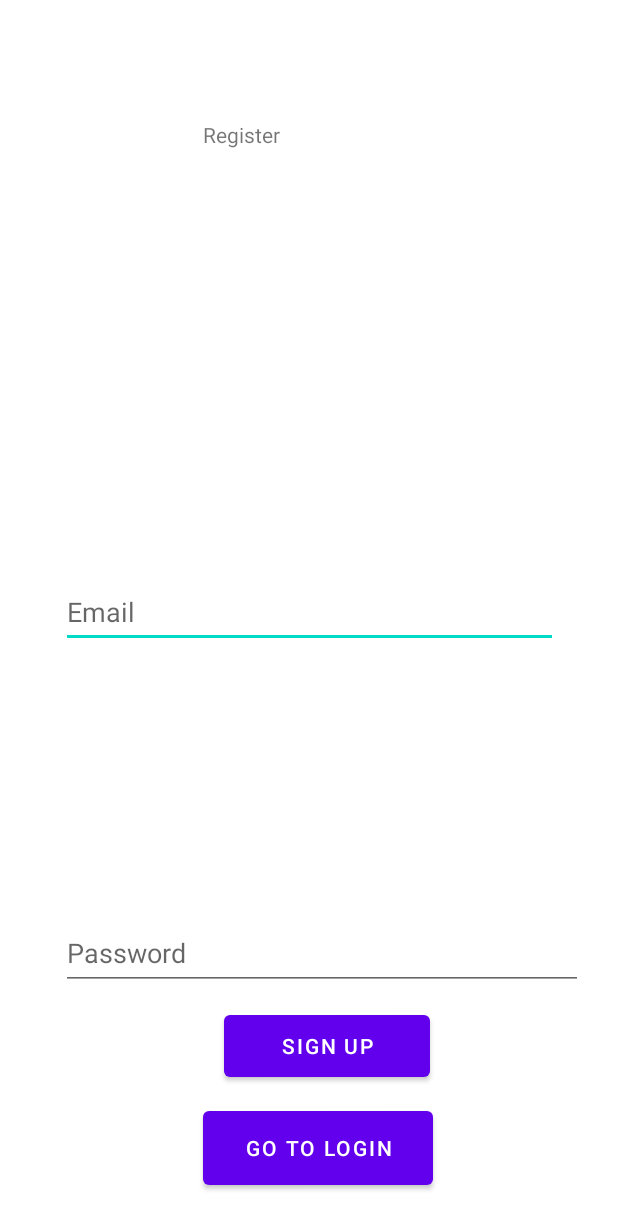
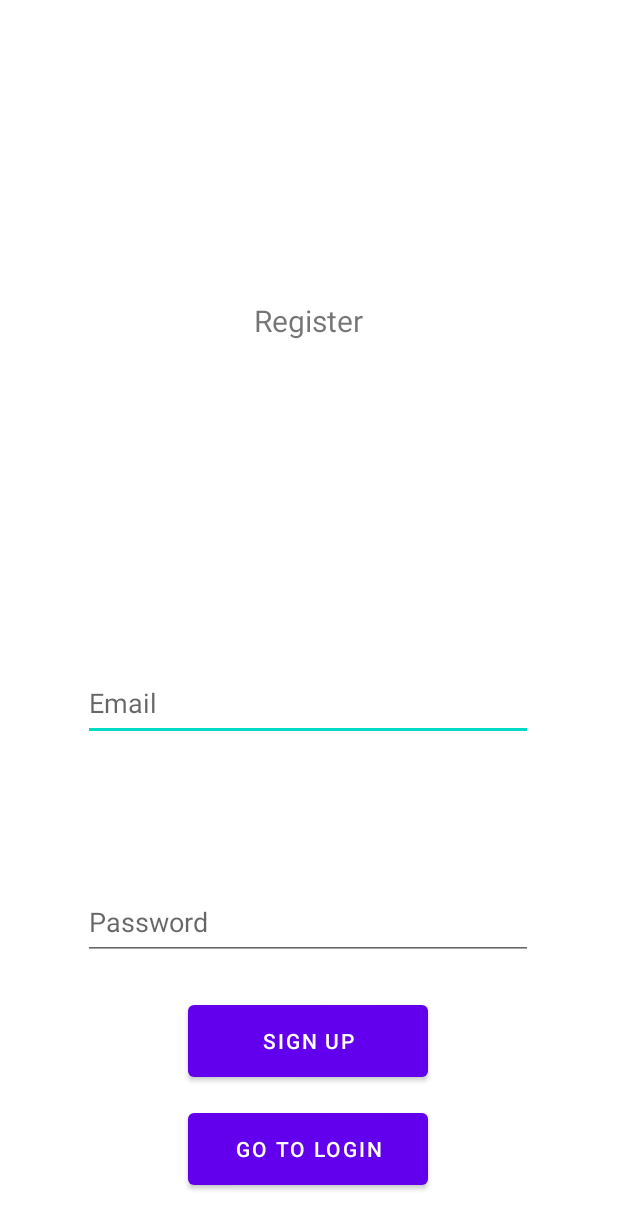
Before and after one commit to StefiMilenko/Android, an Android app: the screen it shows after launch (RegisterActivity), after a tap on "REGISTER NOW", on a phone screen of 412 x 824 dp. Shown: the top 1229 px of the screen. Run offline under Robolectric (Android 15) with nearby library versions, the phone set to English and light mode, and no system bars; our stand-ins replace Firebase (no records; nobody signed in at launch, a user with empty details on screens opened directly).

Commit message:
Manje promene

```diff
--- a/app/src/main/java/elfak/mosis/mobproj/EditFragment.kt
+++ b/app/src/main/java/elfak/mosis/mobproj/EditFragment.kt
@@ -76,7 +76,9 @@ class EditFragment : Fragment() {
         locationViewModel.latitude.observe(viewLifecycleOwner, latObserver)*/
         if (posaoViewModel.selected!=null){
             editName.setText(posaoViewModel.selected?.name)
-            editName.setText(posaoViewModel.selected?.description)
+            editDesc.setText(posaoViewModel.selected?.description)
+            editSalary.setText(posaoViewModel.selected?.salary)
+            editStars.setText(posaoViewModel.selected?.stars)
         }
         val addButton: Button = requireView().findViewById<Button>(R.id.editposao_finish_button)
         addButton.isEnabled= false
--- a/app/src/main/res/layout/activity_main.xml
+++ b/app/src/main/res/layout/activity_main.xml
@@ -29,6 +29,6 @@
         android:layout_gravity="bottom|end"
         android:layout_marginEnd="@dimen/fab_margin"
         android:layout_marginBottom="16dp"
-        app:srcCompat="@android:drawable/ic_dialog_email" />
+        app:srcCompat="@drawable/baseline_add_black_24dp" />
 
 </androidx.coordinatorlayout.widget.CoordinatorLayout>
--- a/app/src/main/res/layout/activity_register.xml
+++ b/app/src/main/res/layout/activity_register.xml
@@ -10,8 +10,10 @@
         android:id="@+id/login_text"
         android:layout_width="140dp"
         android:layout_height="49dp"
-        android:layout_marginTop="80dp"
+        android:layout_marginTop="200dp"
         android:text="Register"
+        android:textSize="20dp"
+        android:textAlignment="center"
         app:layout_constraintEnd_toEndOf="parent"
         app:layout_constraintHorizontal_bias="0.498"
         app:layout_constraintStart_toStartOf="parent"
@@ -19,45 +21,46 @@
 
     <EditText
         android:id="@+id/edit_email"
-        android:layout_width="331dp"
-        android:layout_height="48dp"
-        android:layout_marginTop="384dp"
+        android:layout_width="300dp"
+        android:layout_height="50dp"
+        android:layout_marginTop="444dp"
         android:hint="Email"
         app:layout_constraintEnd_toEndOf="parent"
+        app:layout_constraintHorizontal_bias="0.495"
         app:layout_constraintStart_toStartOf="parent"
         app:layout_constraintTop_toTopOf="parent" />
 
     <EditText
         android:id="@+id/edit_password"
-        android:layout_width="348dp"
-        android:layout_height="49dp"
-        android:layout_marginBottom="164dp"
+        android:layout_width="300dp"
+        android:layout_height="50dp"
+        android:layout_marginBottom="184dp"
         android:hint="Password"
         app:layout_constraintBottom_toBottomOf="parent"
         app:layout_constraintEnd_toEndOf="parent"
-        app:layout_constraintHorizontal_bias="0.634"
+        app:layout_constraintHorizontal_bias="0.495"
         app:layout_constraintStart_toStartOf="parent" />
 
     <Button
         android:id="@+id/register_button"
-        android:layout_width="137dp"
-        android:layout_height="53dp"
+        android:layout_width="160dp"
+        android:layout_height="60dp"
         android:layout_marginBottom="100dp"
         android:text="Sign Up"
         app:layout_constraintBottom_toBottomOf="parent"
         app:layout_constraintEnd_toEndOf="parent"
-        app:layout_constraintHorizontal_bias="0.543"
+        app:layout_constraintHorizontal_bias="0.498"
         app:layout_constraintStart_toStartOf="parent" />
 
     <Button
         android:id="@+id/gotologin_button"
-        android:layout_width="153dp"
-        android:layout_height="61dp"
+        android:layout_width="160dp"
+        android:layout_height="60dp"
         android:layout_marginBottom="28dp"
         android:text="Go to Login"
         app:layout_constraintBottom_toBottomOf="parent"
         app:layout_constraintEnd_toEndOf="parent"
-        app:layout_constraintHorizontal_bias="0.523"
+        app:layout_constraintHorizontal_bias="0.498"
         app:layout_constraintStart_toStartOf="parent" />
 
 </androidx.constraintlayout.widget.ConstraintLayout>
--- a/app/src/main/res/values/strings.xml
+++ b/app/src/main/res/values/strings.xml
@@ -9,7 +9,7 @@
     <string name="edit_fragment_label">Edit Fragment</string>
     <string name="view_fragment_label">View Fragment</string>
     <string name="map_fragment_label">Map Fragment</string>
-    <string name="next">Next</string>
+    <string name="next">Go to Map</string>
     <string name="previous">Previous</string>
 
     <string name="hello_home_fragment">Hello first fragment</string>
@@ -23,8 +23,8 @@
     <string name="action_userlist">User List</string>
     <string name="view_posao_label">Posao List</string>
     <string name="action_posaolist">Posao List</string>
-    <string name="edit_stars">Rating</string>
-    <string name="edit_salary">Salary</string>
+    <string name="edit_stars">Edit Rating:</string>
+    <string name="edit_salary">Edit Salary:</string>
     <string name="filter_radius_string">Radius in km</string>
     <string name="filter_stars_string">Filter by rating</string>
     <string name="filter_salary_string">Filter by salary</string>
```
Also changed, not shown: app/src/main/java/elfak/mosis/mobproj/HomeFragment.kt (+0 -7 lines), app/src/main/java/elfak/mosis/mobproj/ListFragment.kt (+8 -4 lines), app/src/main/java/elfak/mosis/mobproj/MainActivity.kt (+8 -4 lines), app/src/main/java/elfak/mosis/mobproj/MapFragment.kt (+17 -16 lines), app/src/main/java/elfak/mosis/mobproj/ViewFragment.kt (+6 -1 lines), app/src/main/java/elfak/mosis/mobproj/model/PosaoViewModel.kt (+11 -16 lines), app/src/main/res/layout/activity_login.xml (+15 -12 lines), app/src/main/res/layout/fragment_home.xml (+5 -12 lines), app/src/main/res/layout/fragment_view.xml (+58 -18 lines), app/src/main/res/menu/menu_main.xml (+6 -8 lines), app/src/main/res/navigation/nav_graph.xml (+6 -14 lines).
